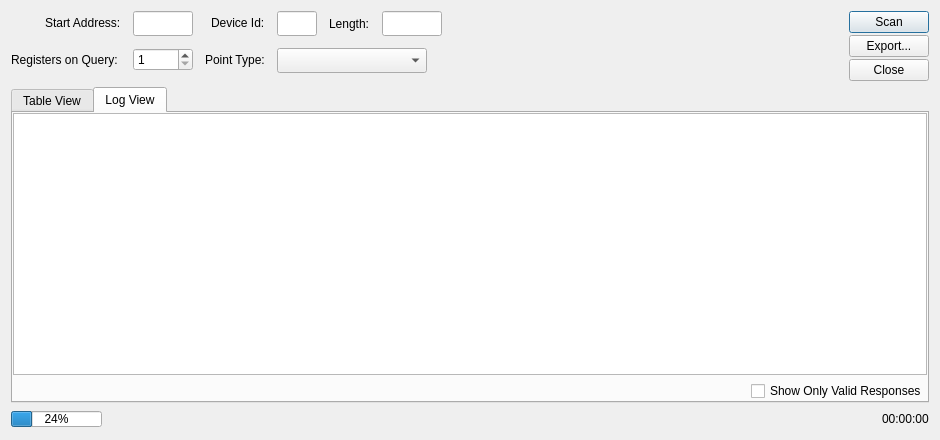
Before: the Qt Designer form omodscan/dialogs/dialogaddressscan.ui in sanny32/OpenModScan, drawn with Qt 5.
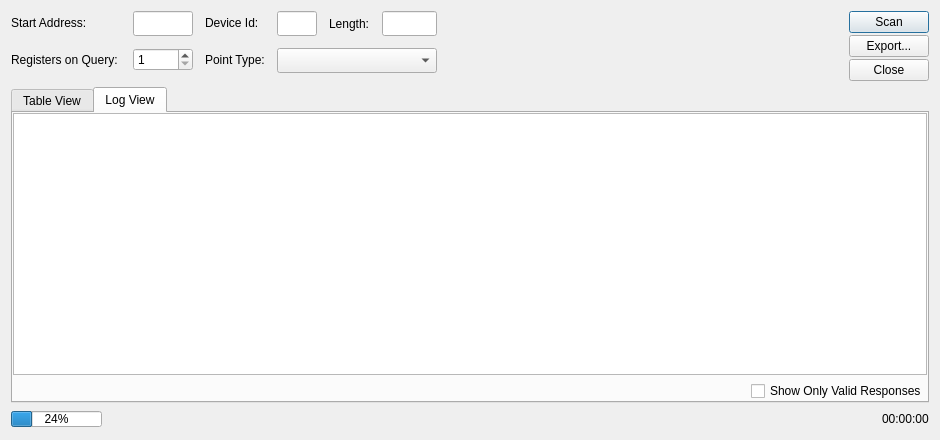
After: the same form once the commit is applied. Icons and pictures are not drawn. Custom widgets are drawn as their Qt base class.

Commit message: Correct interface of dialog address scan

The edit to the form file:
```diff
--- a/omodscan/dialogs/dialogaddressscan.ui
+++ b/omodscan/dialogs/dialogaddressscan.ui
@@ -25,9 +25,6 @@
      </property>
      <item>
       <layout class="QFormLayout" name="formLayout">
-       <property name="labelAlignment">
-        <set>Qt::AlignRight|Qt::AlignTrailing|Qt::AlignVCenter</set>
-       </property>
        <item row="1" column="0">
         <widget class="QLabel" name="labelStartAddress">
          <property name="text">
@@ -57,19 +54,6 @@
          </property>
         </widget>
        </item>
-       <item row="2" column="0">
-        <widget class="QLabel" name="labelRegsOnQuery">
-         <property name="sizePolicy">
-          <sizepolicy hsizetype="Fixed" vsizetype="Preferred">
-           <horstretch>0</horstretch>
-           <verstretch>0</verstretch>
-          </sizepolicy>
-         </property>
-         <property name="text">
-          <string>Registers on Query: </string>
-         </property>
-        </widget>
-       </item>
        <item row="2" column="1">
         <widget class="QSpinBox" name="spinBoxRegsOnQuery">
          <property name="sizePolicy">
@@ -92,45 +76,59 @@
          </property>
         </widget>
        </item>
+       <item row="2" column="0">
+        <widget class="QLabel" name="labelRegsOnQuery">
+         <property name="sizePolicy">
+          <sizepolicy hsizetype="Fixed" vsizetype="Preferred">
+           <horstretch>0</horstretch>
+           <verstretch>0</verstretch>
+          </sizepolicy>
+         </property>
+         <property name="text">
+          <string>Registers on Query: </string>
+         </property>
+        </widget>
+       </item>
       </layout>
      </item>
      <item>
-      <layout class="QFormLayout" name="formLayout_2">
-       <property name="labelAlignment">
-        <set>Qt::AlignRight|Qt::AlignTrailing|Qt::AlignVCenter</set>
-       </property>
+      <layout class="QFormLayout" name="formLayout_3">
        <item row="0" column="0">
-        <widget class="QLabel" name="labelDeviceId">
-         <property name="text">
-          <string>Device Id:</string>
+        <layout class="QHBoxLayout" name="horizontalLayout_6">
+         <item>
+          <widget class="QLabel" name="labelDeviceId">
+           <property name="text">
+            <string>Device Id:</string>
+           </property>
+          </widget>
+         </item>
+        </layout>
+       </item>
+       <item row="1" column="1">
+        <widget class="PointTypeComboBox" name="comboBoxPointType">
+         <property name="sizePolicy">
+          <sizepolicy hsizetype="Fixed" vsizetype="Fixed">
+           <horstretch>0</horstretch>
+           <verstretch>0</verstretch>
+          </sizepolicy>
+         </property>
+         <property name="minimumSize">
+          <size>
+           <width>160</width>
+           <height>25</height>
+          </size>
          </property>
         </widget>
        </item>
-       <item row="3" column="0">
+       <item row="1" column="0">
         <widget class="QLabel" name="labelPoinType">
          <property name="text">
           <string>Point Type:</string>
          </property>
         </widget>
        </item>
-       <item row="3" column="1">
-        <widget class="PointTypeComboBox" name="comboBoxPointType">
-         <property name="sizePolicy">
-          <sizepolicy hsizetype="Fixed" vsizetype="Fixed">
-           <horstretch>0</horstretch>
-           <verstretch>0</verstretch>
-          </sizepolicy>
-         </property>
-         <property name="minimumSize">
-          <size>
-           <width>150</width>
-           <height>25</height>
-          </size>
-         </property>
-        </widget>
-       </item>
        <item row="0" column="1">
-        <layout class="QHBoxLayout" name="horizontalLayout_6">
+        <layout class="QHBoxLayout" name="horizontalLayout_5">
          <item>
           <widget class="NumericLineEdit" name="lineEditSlaveAddress">
            <property name="sizePolicy">
@@ -155,6 +153,12 @@
          </item>
          <item>
           <widget class="QLabel" name="labelLength">
+           <property name="sizePolicy">
+            <sizepolicy hsizetype="Fixed" vsizetype="Preferred">
+             <horstretch>0</horstretch>
+             <verstretch>0</verstretch>
+            </sizepolicy>
+           </property>
            <property name="text">
             <string>Length:</string>
            </property>
@@ -176,7 +180,7 @@
            </property>
            <property name="maximumSize">
             <size>
-             <width>60</width>
+             <width>55</width>
              <height>16777215</height>
             </size>
            </property>
```
Left out of the diff: 2 changed lines with no effect on the pictures.
